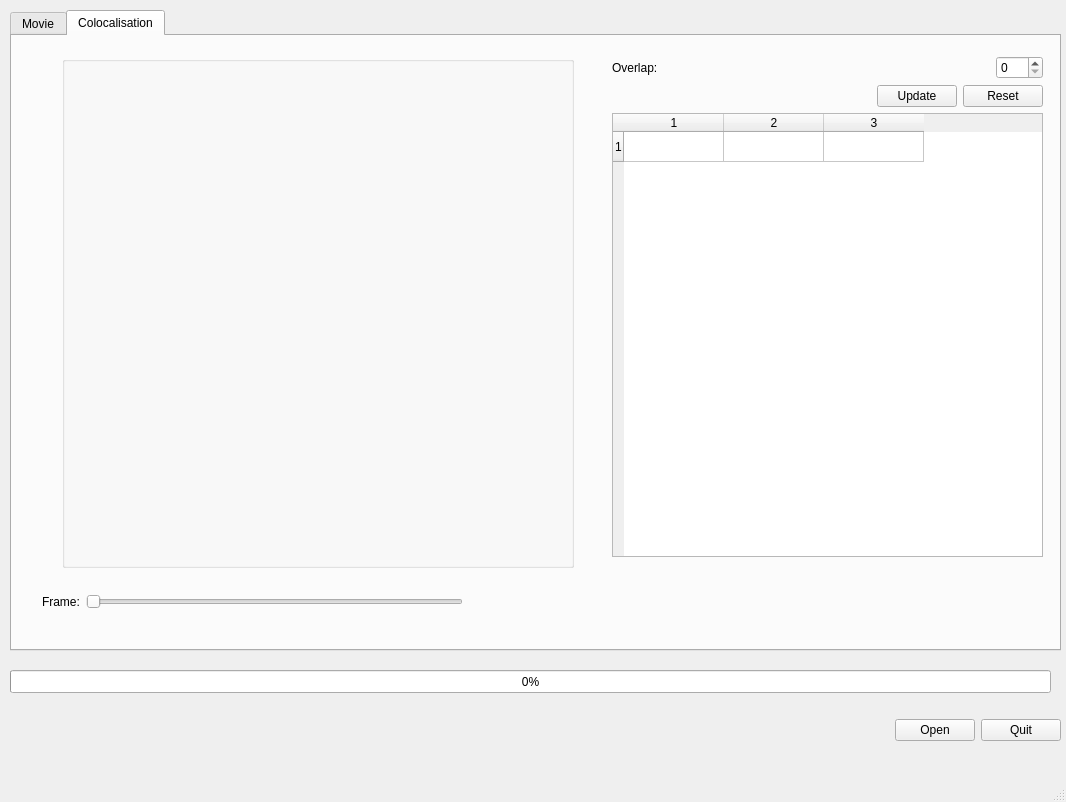
First picture: the form in obcol.ui, repository drmatthews/object-colocalisation, before the edit.
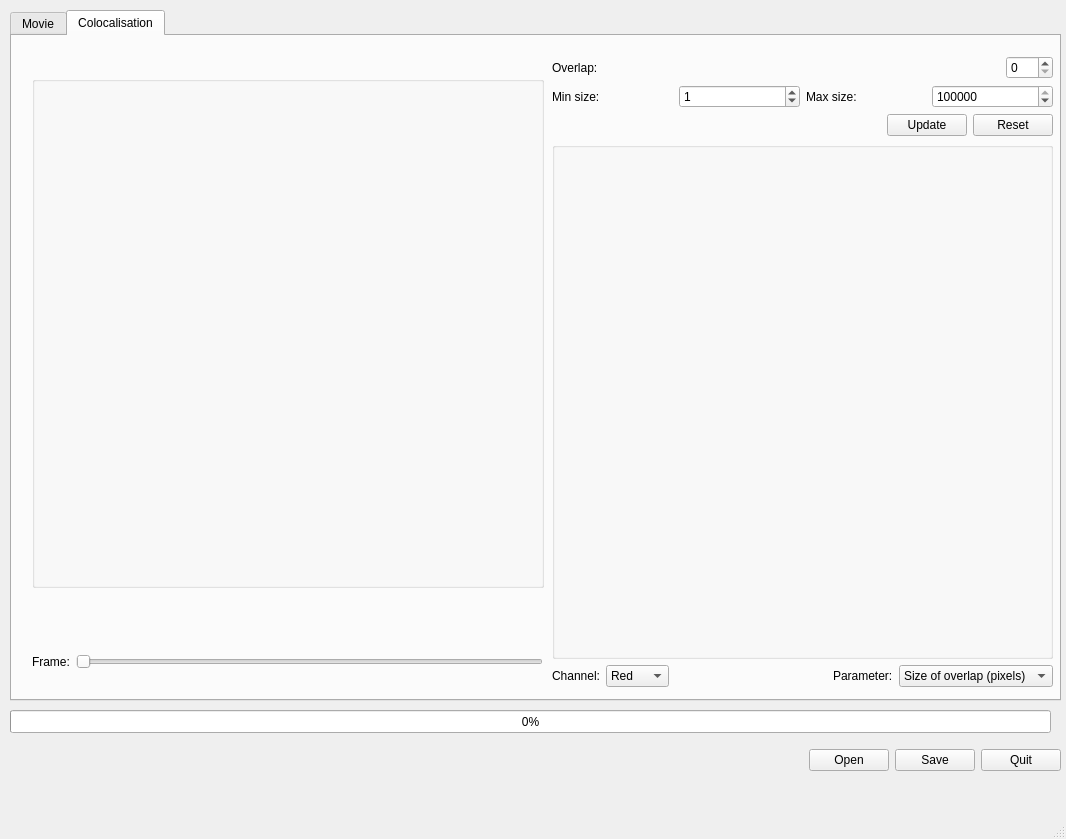
Second picture: the form after the edit. The open tabs and pages were chosen to show the change.

Diff of the .ui file:
```diff
--- a/obcol.ui
+++ b/obcol.ui
@@ -7,7 +7,7 @@
     <x>0</x>
     <y>0</y>
     <width>1066</width>
-    <height>802</height>
+    <height>839</height>
    </rect>
   </property>
   <property name="windowTitle">
@@ -20,7 +20,7 @@
       <x>10</x>
       <y>10</y>
       <width>1051</width>
-      <height>641</height>
+      <height>691</height>
      </rect>
     </property>
     <property name="currentIndex">
@@ -288,8 +288,8 @@
      <widget class="QGroupBox" name="coloc_groupbox">
       <property name="geometry">
        <rect>
-        <x>50</x>
-        <y>20</y>
+        <x>20</x>
+        <y>40</y>
         <width>512</width>
         <height>512</height>
        </rect>
@@ -301,10 +301,10 @@
      <widget class="QWidget" name="verticalLayoutWidget_2">
       <property name="geometry">
        <rect>
-        <x>600</x>
+        <x>540</x>
         <y>20</y>
-        <width>431</width>
-        <height>501</height>
+        <width>501</width>
+        <height>631</height>
        </rect>
       </property>
       <layout class="QVBoxLayout" name="results_groupbox">
@@ -342,6 +342,44 @@
          </item>
         </layout>
        </item>
+       <item>
+        <layout class="QHBoxLayout" name="horizontalLayout_13">
+         <item>
+          <widget class="QLabel" name="label_10">
+           <property name="text">
+            <string>Min size:</string>
+           </property>
+          </widget>
+         </item>
+         <item>
+          <widget class="QSpinBox" name="min_size_spinbox_2">
+           <property name="maximum">
+            <number>100000</number>
+           </property>
+           <property name="value">
+            <number>1</number>
+           </property>
+          </widget>
+         </item>
+         <item>
+          <widget class="QLabel" name="label_11">
+           <property name="text">
+            <string>Max size:</string>
+           </property>
+          </widget>
+         </item>
+         <item>
+          <widget class="QSpinBox" name="max_size_spinbox_2">
+           <property name="maximum">
+            <number>100000</number>
+           </property>
+           <property name="value">
+            <number>100000</number>
+           </property>
+          </widget>
+         </item>
+        </layout>
+       </item>
        <item>
         <layout class="QHBoxLayout" name="horizontalLayout_11">
          <item>
@@ -374,27 +412,90 @@
         </layout>
        </item>
        <item>
-        <widget class="QTableWidget" name="results_table">
-         <property name="rowCount">
-          <number>1</number>
+        <widget class="QGroupBox" name="histogram_groupbox">
+         <property name="sizePolicy">
+          <sizepolicy hsizetype="Preferred" vsizetype="Expanding">
+           <horstretch>0</horstretch>
+           <verstretch>0</verstretch>
+          </sizepolicy>
          </property>
-         <property name="columnCount">
-          <number>3</number>
+         <property name="title">
+          <string/>
          </property>
-         <row/>
-         <column/>
-         <column/>
-         <column/>
         </widget>
        </item>
+       <item>
+        <layout class="QHBoxLayout" name="horizontalLayout_14">
+         <item>
+          <widget class="QLabel" name="label_12">
+           <property name="text">
+            <string>Channel:</string>
+           </property>
+          </widget>
+         </item>
+         <item>
+          <widget class="QComboBox" name="channel_combobox">
+           <item>
+            <property name="text">
+             <string>Red</string>
+            </property>
+           </item>
+           <item>
+            <property name="text">
+             <string>Green</string>
+            </property>
+           </item>
+          </widget>
+         </item>
+         <item>
+          <spacer name="horizontalSpacer_7">
+           <property name="orientation">
+            <enum>Qt::Horizontal</enum>
+           </property>
+           <property name="sizeHint" stdset="0">
+            <size>
+             <width>40</width>
+             <height>20</height>
+            </size>
+           </property>
+          </spacer>
+         </item>
+         <item>
+          <widget class="QLabel" name="label_13">
+           <property name="text">
+            <string>Parameter:</string>
+           </property>
+          </widget>
+         </item>
+         <item>
+          <widget class="QComboBox" name="data_combobox">
+           <item>
+            <property name="text">
+             <string>Size of overlap (pixels)</string>
+            </property>
+           </item>
+           <item>
+            <property name="text">
+             <string>Size of overlap (%)</string>
+            </property>
+           </item>
+           <item>
+            <property name="text">
+             <string>Signal in overlap</string>
+            </property>
+           </item>
+          </widget>
+         </item>
+        </layout>
+       </item>
       </layout>
      </widget>
      <widget class="QWidget" name="horizontalLayoutWidget_4">
       <property name="geometry">
        <rect>
-        <x>30</x>
-        <y>540</y>
-        <width>421</width>
+        <x>20</x>
+        <y>600</y>
+        <width>511</width>
         <height>51</height>
        </rect>
       </property>
@@ -421,7 +522,7 @@
     <property name="geometry">
      <rect>
       <x>10</x>
-      <y>710</y>
+      <y>740</y>
       <width>1051</width>
       <height>41</height>
      </rect>
@@ -447,6 +548,13 @@
        </property>
       </widget>
      </item>
+     <item>
+      <widget class="QPushButton" name="save_button">
+       <property name="text">
+        <string>Save</string>
+       </property>
+      </widget>
+     </item>
      <item>
       <widget class="QPushButton" name="quit_button">
        <property name="text">
@@ -460,7 +568,7 @@
     <property name="geometry">
      <rect>
       <x>10</x>
-      <y>670</y>
+      <y>710</y>
       <width>1041</width>
       <height>23</height>
      </rect>
```
Left out of the diff: 114 changed lines with no effect on the pictures.
